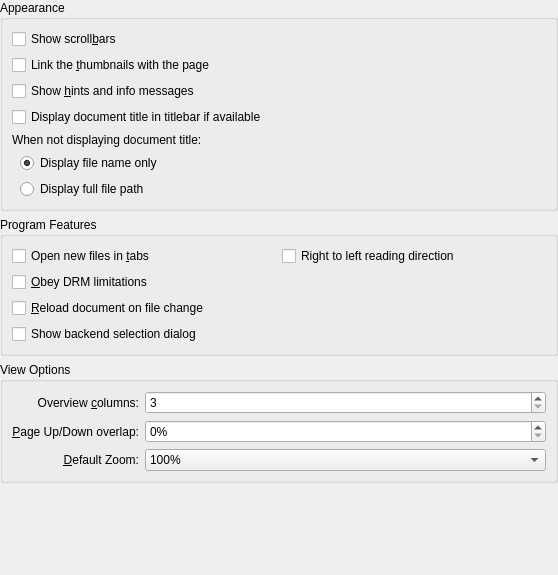
KDE/okular, file conf/dlggeneralbase.ui: the form before one commit.
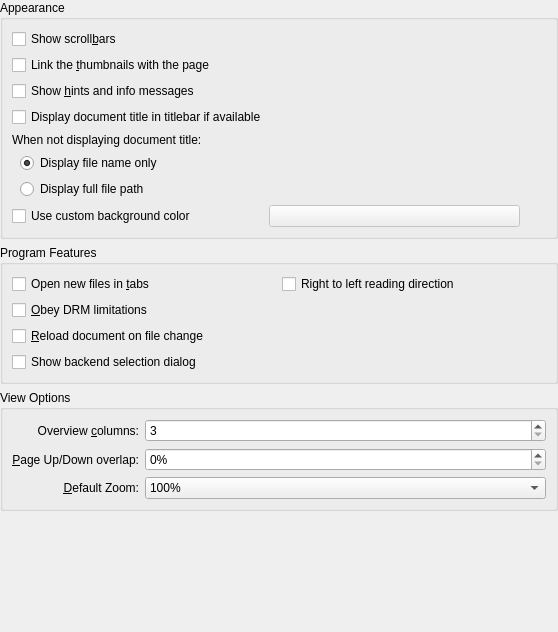
The form after the commit. Custom widgets are drawn as their Qt base class.

Commit message: Custom background color

```diff
--- a/conf/dlggeneralbase.ui
+++ b/conf/dlggeneralbase.ui
@@ -2,12 +2,15 @@
 <ui version="4.0">
  <class>DlgGeneralBase</class>
  <widget class="QWidget" name="DlgGeneralBase">
+  <property name="enabled">
+   <bool>true</bool>
+  </property>
   <property name="geometry">
    <rect>
     <x>0</x>
     <y>0</y>
     <width>558</width>
-    <height>575</height>
+    <height>632</height>
    </rect>
   </property>
   <layout class="QVBoxLayout">
@@ -140,6 +143,30 @@
           </layout>
          </widget>
         </item>
+        <item>
+         <layout class="QGridLayout" name="gridLayout_2">
+          <property name="horizontalSpacing">
+           <number>6</number>
+          </property>
+          <property name="verticalSpacing">
+           <number>0</number>
+          </property>
+          <item row="1" column="1">
+           <widget class="KColorButton" name="kcfg_BackgroundColor">
+            <property name="enabled">
+             <bool>false</bool>
+            </property>
+           </widget>
+          </item>
+          <item row="1" column="0">
+           <widget class="QCheckBox" name="kcfg_UseCustomBackgroundColor">
+            <property name="text">
+             <string>Use custom background color</string>
+            </property>
+           </widget>
+          </item>
+         </layout>
+        </item>
         <item>
          <layout class="QVBoxLayout" name="verticalLayout">
           <property name="leftMargin">
@@ -439,6 +466,16 @@
    </item>
   </layout>
  </widget>
+ <customwidgets>
+  <customwidget>
+   <class>KColorButton</class>
+   <extends>QPushButton</extends>
+   <header>kcolorbutton.h</header>
+   <slots>
+    <slot>useDefaultBackgroundColor()</slot>
+   </slots>
+  </customwidget>
+ </customwidgets>
  <includes>
   <include location="global">kiconloader.h</include>
  </includes>
```
Left out of the diff: 22 changed lines with no effect on the pictures. The commit also changes 5 other files.
